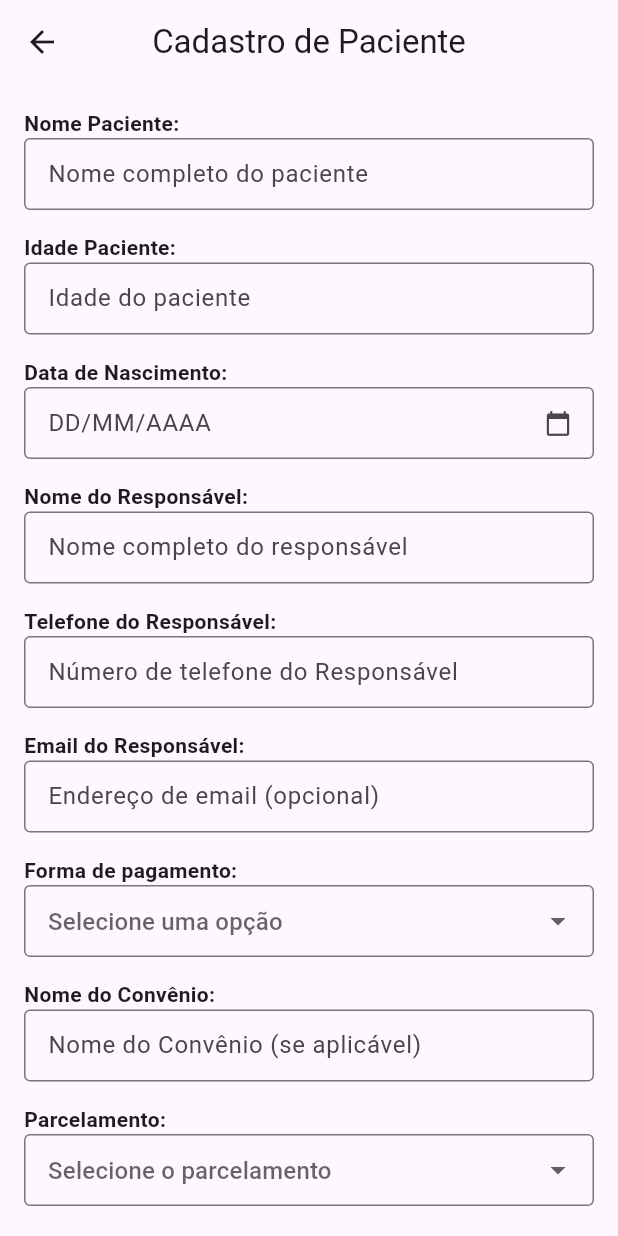
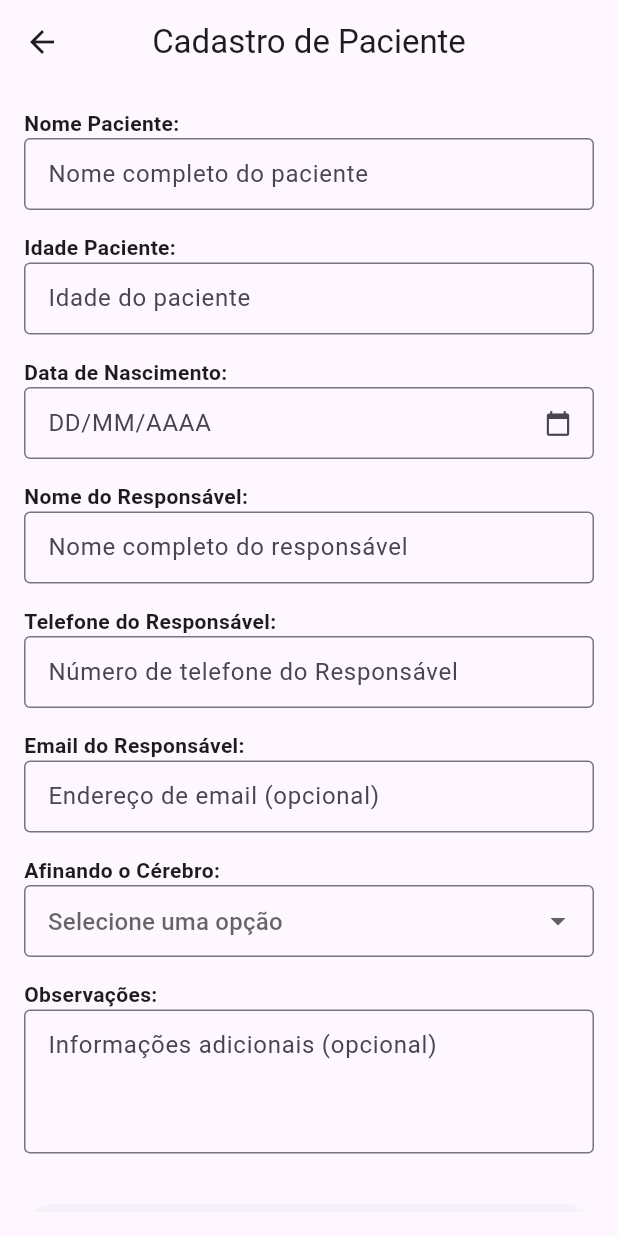
Before and after one commit to 11ange/AgendaTreinamento, a Flutter app: the CadastroPacientesPage screen opened directly, on a phone screen of 412 x 824 dp. Run offline on Flutter 3.47's test engine with Material 3 defaults, Android fonts, the phone set to English and light mode, and no system bars; our stand-ins replace cloud_firestore, firebase_core, table_calendar; accounts and stored records are empty.

Commit message:
melhorias forma de pagamento

```diff
--- a/lib/cadastro_pacientes.dart
+++ b/lib/cadastro_pacientes.dart
@@ -1,3 +1,4 @@
+// 11ange/agendatreinamento/AgendaTreinamento-f667d20bbd422772da4aba80e9e5223229c98088/lib/cadastro_pacientes.dart
 import 'package:flutter/material.dart';
 import 'package:cloud_firestore/cloud_firestore.dart';
 import 'package:intl/intl.dart'; // Import necessário para o DateFormat
@@ -22,10 +23,7 @@ class _CadastroPacientesPageState extends State<CadastroPacientesPage> {
   final _emailResponsavelController = TextEditingController();
   final _observacoesController = TextEditingController();
   final _nomeResponsavelController = TextEditingController();
-  final _convenioController = TextEditingController();
-  String? _formaPagamentoValue;
   String? _afinandoCerebroValue;
-  String? _parcelamentoValue;
 
   @override
   void initState() {
@@ -40,9 +38,6 @@ class _CadastroPacientesPageState extends State<CadastroPacientesPage> {
       _observacoesController.text = data['observacoes'] ?? '';
       _nomeResponsavelController.text = data['nomeResponsavel'] ?? '';
       _afinandoCerebroValue = data['afinandoCerebro'];
-      _convenioController.text = data['convenio'] ?? '';
-      _formaPagamentoValue = data['formaPagamento'];
-      _parcelamentoValue = data['parcelamento'];
     }
   }
 
@@ -55,7 +50,6 @@ class _CadastroPacientesPageState extends State<CadastroPacientesPage> {
     _emailResponsavelController.dispose();
     _observacoesController.dispose();
     _nomeResponsavelController.dispose();
-    _convenioController.dispose();
     super.dispose();
   }
 
@@ -70,10 +64,7 @@ class _CadastroPacientesPageState extends State<CadastroPacientesPage> {
           'emailResponsavel': _emailResponsavelController.text,
           'observacoes': _observacoesController.text,
           'nomeResponsavel': _nomeResponsavelController.text,
-          'convenio': _convenioController.text,
           'afinandoCerebro': _afinandoCerebroValue,
-          'formaPagamento': _formaPagamentoValue,
-          'parcelamento': _parcelamentoValue,
         };
 
         if (widget.pacienteId == null) {
@@ -199,39 +190,6 @@ class _CadastroPacientesPageState extends State<CadastroPacientesPage> {
                     ),
                     const SizedBox(height: 15),
 
-                    const Text('Forma de pagamento:', style: TextStyle(fontWeight: FontWeight.bold)),
-                    DropdownButtonFormField<String>(
-                      value: _formaPagamentoValue,
-                      items: const [
-                        DropdownMenuItem(value: 'Dinheiro', child: Text('Dinheiro')),
-                        DropdownMenuItem(value: 'PIX', child: Text('PIX')),
-                        DropdownMenuItem(value: 'Convênio', child: Text('Convênio')),
-                      ],
-                      decoration: const InputDecoration(border: OutlineInputBorder(), hintText: 'Selecione uma opção', isDense: true, contentPadding: defaultContentPadding),
-                      onChanged: (String? newValue) => setState(() => _formaPagamentoValue = newValue),
-                      validator: (v) => (v == null || v.isEmpty) ? 'Forma de pagamento é obrigatória' : null,
-                    ),
-                    const SizedBox(height: 15),
-
-                    const Text('Nome do Convênio:', style: TextStyle(fontWeight: FontWeight.bold)),
-                    TextFormField(
-                      controller: _convenioController,
-                      decoration: const InputDecoration(hintText: 'Nome do Convênio (se aplicável)', border: OutlineInputBorder(), isDense: true, contentPadding: defaultContentPadding),
-                    ),
-                    const SizedBox(height: 15),
-
-                    const Text('Parcelamento:', style: TextStyle(fontWeight: FontWeight.bold)),
-                    DropdownButtonFormField<String>(
-                      value: _parcelamentoValue,
-                      items: const [
-                        DropdownMenuItem(value: 'Sessão', child: Text('Por Sessão')),
-                        DropdownMenuItem(value: '3x', child: Text('3x')),
-                      ],
-                      decoration: const InputDecoration(border: OutlineInputBorder(), hintText: 'Selecione o parcelamento', isDense: true, contentPadding: defaultContentPadding),
-                      onChanged: (String? newValue) => setState(() => _parcelamentoValue = newValue),
-                    ),
-                    const SizedBox(height: 15),
-
                     const Text('Afinando o Cérebro:', style: TextStyle(fontWeight: FontWeight.bold)),
                     DropdownButtonFormField<String>(
                       value: _afinandoCerebroValue,
--- a/lib/models/paciente.dart
+++ b/lib/models/paciente.dart
@@ -1,3 +1,4 @@
+// 11ange/agendatreinamento/AgendaTreinamento-f667d20bbd422772da4aba80e9e5223229c98088/lib/models/paciente.dart
 import 'package:cloud_firestore/cloud_firestore.dart';
 
 class Paciente {
@@ -8,9 +9,6 @@ class Paciente {
   final String nomeResponsavel;
   final String telefoneResponsavel;
   final String? emailResponsavel;
-  final String? convenio;
-  final String formaPagamento;
-  final String? parcelamento;
   final String afinandoCerebro;
   final String? observacoes;
   final DateTime dataCadastro;
@@ -23,9 +21,6 @@ class Paciente {
     required this.nomeResponsavel,
     required this.telefoneResponsavel,
     this.emailResponsavel,
-    this.convenio,
-    required this.formaPagamento,
-    this.parcelamento,
     required this.afinandoCerebro,
     this.observacoes,
     required this.dataCadastro,
@@ -42,9 +37,6 @@ class Paciente {
       nomeResponsavel: data['nomeResponsavel'] ?? '',
       telefoneResponsavel: data['telefoneResponsavel'] ?? '',
       emailResponsavel: data['emailResponsavel'],
-      convenio: data['convenio'],
-      formaPagamento: data['formaPagamento'] ?? '',
-      parcelamento: data['parcelamento'],
       afinandoCerebro: data['afinandoCerebro'] ?? '',
       observacoes: data['observacoes'],
       dataCadastro: (data['dataCadastro'] as Timestamp?)?.toDate() ?? DateTime.now(),
@@ -60,9 +52,6 @@ class Paciente {
       'nomeResponsavel': nomeResponsavel,
       'telefoneResponsavel': telefoneResponsavel,
       if (emailResponsavel != null) 'emailResponsavel': emailResponsavel,
-      if (convenio != null) 'convenio': convenio,
-      'formaPagamento': formaPagamento,
-      if (parcelamento != null) 'parcelamento': parcelamento,
       'afinandoCerebro': afinandoCerebro,
       if (observacoes != null) 'observacoes': observacoes,
       'dataCadastro': dataCadastro,
```
Also changed, not shown: lib/models/horario_model.dart (+15 -0 lines), lib/services/firestore_service.dart (+9 -0 lines), lib/sessoes.dart (+128 -117 lines).
